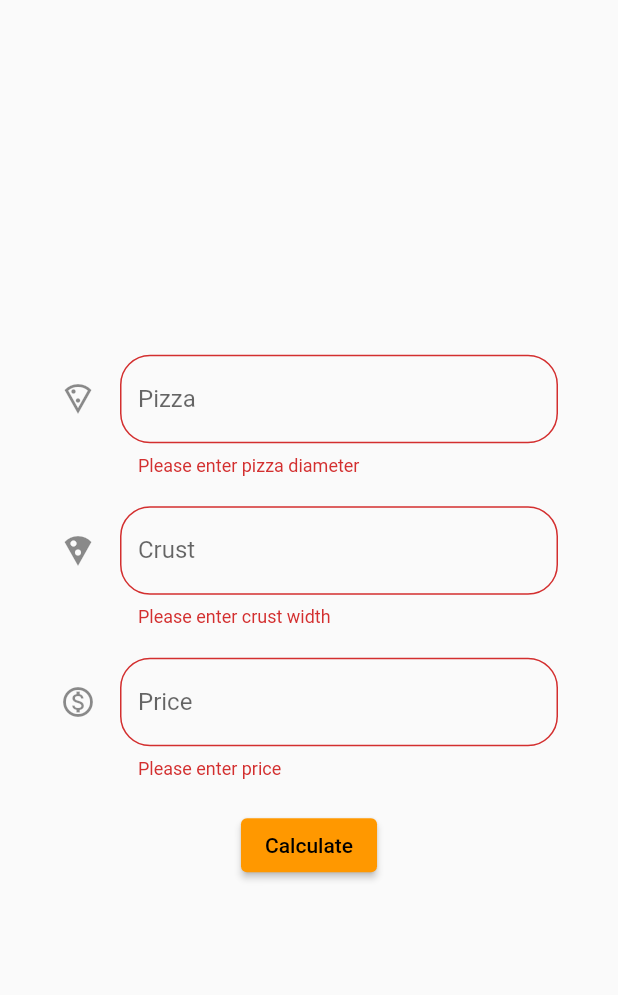
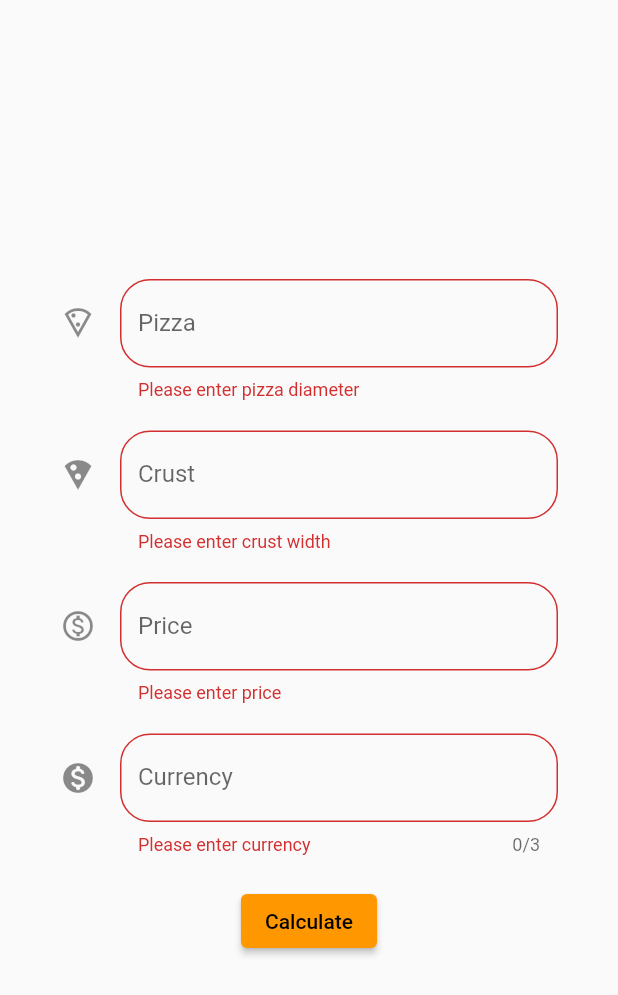
Before and after one commit to milordmariusz/Pizza_calculator, a Flutter app: the screen it shows after launch, after a tap on "Calculate", on a phone screen of 412 x 824 dp. Shown: the top 995 px of the screen. Run offline on Flutter 3.47's test engine with Material 2 defaults, Android fonts, the phone set to English and light mode, and no system bars; our stand-ins replace google_fonts; missing offline and left inert: currency_picker.

Commit message:
Added new details and currency

```diff
--- a/lib/form_view.dart
+++ b/lib/form_view.dart
@@ -1,3 +1,4 @@
+import 'package:currency_picker/currency_picker.dart';
 import 'package:flutter/material.dart';
 
 import 'details_view.dart';
@@ -7,6 +8,7 @@ class formView extends StatelessWidget {
   TextEditingController t1 = TextEditingController(text: '');
   TextEditingController t2 = TextEditingController(text: '');
   TextEditingController t3 = TextEditingController(text: '');
+  TextEditingController t4 = TextEditingController(text: '');
 
   @override
   Widget build(BuildContext context) {
@@ -23,6 +25,8 @@ class formView extends StatelessWidget {
                   _crustWidth(),
                   const SizedBox(height: 20),
                   _price(),
+                  const SizedBox(height: 20),
+                  _currency(),
                   const SizedBox(height: 20),
                   _calculateButton(context)
                 ],
@@ -108,6 +112,33 @@ class formView extends StatelessWidget {
     );
   }
 
+  Widget _currency() {
+    return TextFormField(
+      keyboardType: TextInputType.text,
+      maxLength: 3,
+      cursorColor: Colors.orange,
+      controller: t4,
+      decoration: InputDecoration(
+          icon: Icon(Icons.monetization_on_rounded),
+          hintText: 'Enter currency',
+          labelText: 'Currency',
+          fillColor: Colors.orange,
+          border: OutlineInputBorder(borderRadius: BorderRadius.circular(20))),
+      validator: (value) {
+        if (value == null || value.isEmpty) {
+          return 'Please enter currency';
+        } else if (value.contains('-') ||
+            value.contains(' ') ||
+            (value.indexOf('.') != value.lastIndexOf('.')) ||
+            (value.indexOf(',') != value.lastIndexOf(',')) ||
+            (value.contains('.') && (value.contains(',')))) {
+          return 'Invalid data';
+        }
+        return null;
+      },
+    );
+  }
+
   Widget _calculateButton(BuildContext context) {
     return ElevatedButton(
       onPressed: () {
@@ -119,6 +150,7 @@ class formView extends StatelessWidget {
                         pizza: double.parse(t1.text.replaceAll(",", ".")),
                         crust: double.parse(t2.text.replaceAll(",", ".")),
                         price: double.parse(t3.text.replaceAll(",", ".")),
+                        currency: t4.text,
                       )));
         }
       },
```
Also changed, not shown: lib/details_view.dart (+61 -13 lines).
